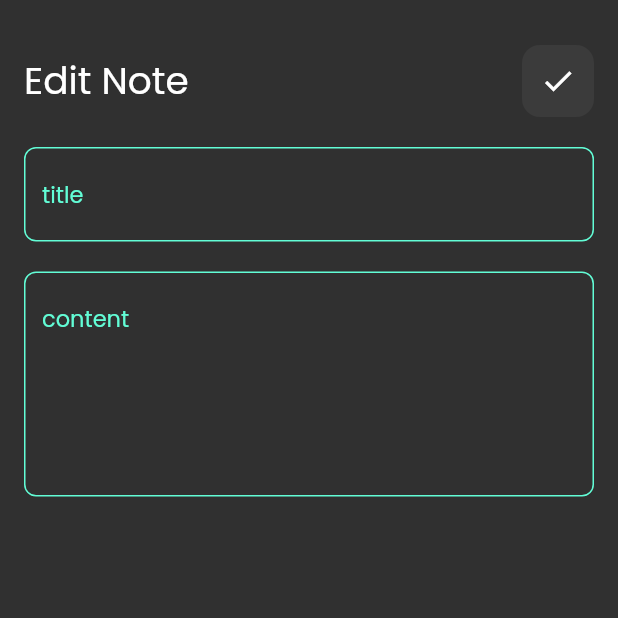
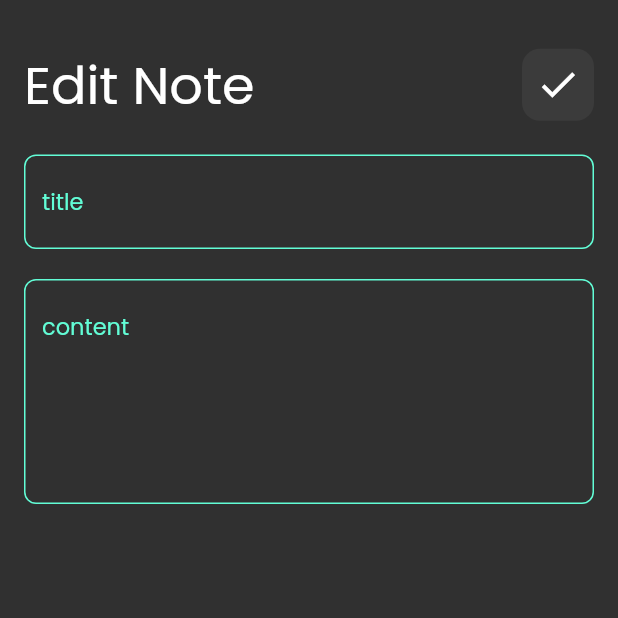
Before and after one commit to AhmedNasser24/Note_App, a Flutter app: the EditNoteView screen opened directly, on a phone screen of 412 x 824 dp, the top half of it. Run offline on Flutter 3.47's test engine with Material 2 defaults, Android fonts, the phone set to English and light mode, and no system bars; our stand-ins replace flutter_bloc, gap, hive, hive_flutter, modal_progress_hud_nsn; accounts and stored records are empty.

```diff
--- a/lib/widget/custom_app_bar.dart
+++ b/lib/widget/custom_app_bar.dart
@@ -12,7 +12,7 @@ class CustomAppBar extends StatelessWidget {
       children: [
         Text(
             title,
-          style: const TextStyle(fontSize: 25, color: Colors.white),
+          style: const TextStyle(fontSize: 35, color: Colors.white),
         ),
         const Spacer(),
         CustomSearchIcon(icon: icon,)
--- a/lib/widget/custom_search_button.dart
+++ b/lib/widget/custom_search_button.dart
@@ -13,7 +13,7 @@ class CustomSearchIcon extends StatelessWidget {
         color: Colors.white.withOpacity(0.05),
         borderRadius: BorderRadius.circular(12),
       ),
-      child: IconButton(onPressed: (){}, icon: Icon(icon , size: 24,)),
+      child: IconButton(onPressed: (){}, icon: Icon(icon , size: 30,)),
     );
   }
 }
--- a/lib/widget/note_app_body.dart
+++ b/lib/widget/note_app_body.dart
@@ -17,7 +17,7 @@ class NoteAppBody extends StatelessWidget {
       padding: const EdgeInsets.symmetric(horizontal: 16.0),
       child: Column(
         children: const [
-          Gap(30),
+          Gap(40),
           CustomAppBar(title: 'Note' , icon: Icons.search,),
           Expanded(child: NoteItemList()),
         ],
--- a/pubspec.yaml
+++ b/pubspec.yaml
@@ -35,6 +35,7 @@ dependencies:
   gap: ^3.0.1
   hive: ^2.2.3
   hive_flutter: ^1.1.0
+  intl: ^0.18.1
   modal_progress_hud_nsn: ^0.4.0
 
 dev_dependencies:
```
Also changed, not shown: lib/widget/note_item.dart (+6 -4 lines), pubspec.lock.
